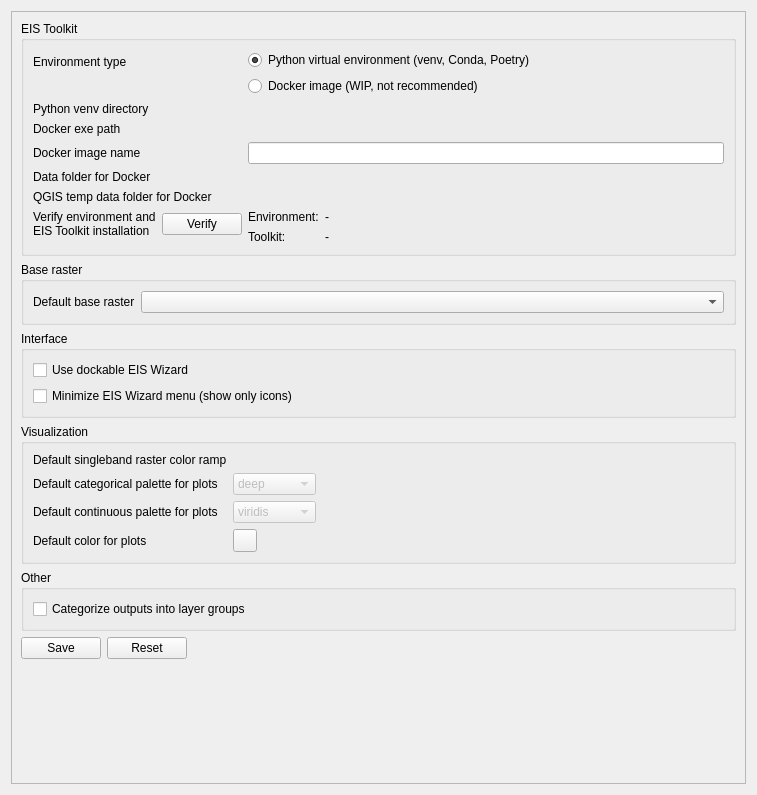
Qt form eis_qgis_plugin/resources/ui/wizard_settings.ui (GispoCoding/eis_qgis_plugin) before a commit.
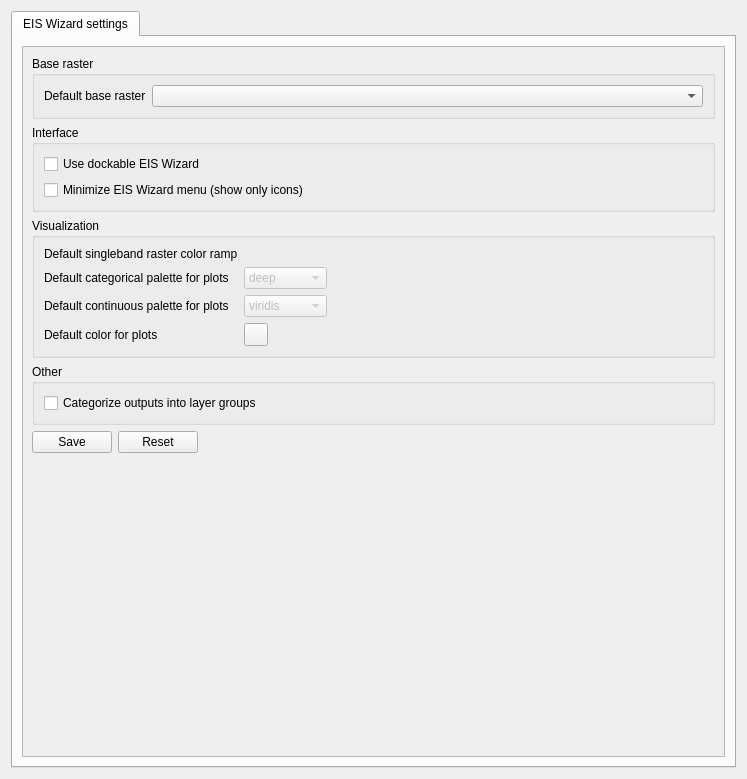
The same form after that commit. Custom widgets are drawn as their Qt base class.

Commit message: feat(wizard-settings): separate EIS Toolkit conf to it's own tab in Settings, redesign and extend UI

```diff
--- a/eis_qgis_plugin/resources/ui/wizard_settings.ui
+++ b/eis_qgis_plugin/resources/ui/wizard_settings.ui
@@ -6,8 +6,8 @@
    <rect>
     <x>0</x>
     <y>0</y>
-    <width>757</width>
-    <height>795</height>
+    <width>747</width>
+    <height>779</height>
    </rect>
   </property>
   <property name="windowTitle">
@@ -15,6 +15,16 @@
   </property>
   <layout class="QVBoxLayout" name="verticalLayout_3">
    <item>
+    <widget class="QTabWidget" name="settings_tabs">
+     <property name="currentIndex">
+      <number>0</number>
+     </property>
+     <widget class="QWidget" name="tab">
+      <attribute name="title">
+       <string>EIS Wizard settings</string>
+      </attribute>
+      <layout class="QVBoxLayout" name="verticalLayout">
+       <item>
     <widget class="QScrollArea" name="scrollArea">
      <property name="widgetResizable">
       <bool>true</bool>
@@ -24,196 +34,11 @@
        <rect>
         <x>0</x>
         <y>0</y>
-        <width>723</width>
-        <height>801</height>
+            <width>705</width>
+            <height>710</height>
        </rect>
       </property>
       <layout class="QVBoxLayout" name="verticalLayout_2">
-       <item>
-        <widget class="QGroupBox" name="groupBox">
-         <property name="font">
-          <font>
-           <weight>50</weight>
-           <bold>false</bold>
-          </font>
-         </property>
-         <property name="styleSheet">
-          <string notr="true"/>
-         </property>
-         <property name="title">
-          <string>EIS Toolkit</string>
-         </property>
-         <layout class="QFormLayout" name="formLayout_2">
-          <item row="0" column="0">
-           <widget class="QLabel" name="toolkit_env_type_label">
-            <property name="text">
-             <string>Environment type</string>
-            </property>
-           </widget>
-          </item>
-          <item row="0" column="1">
-           <layout class="QVBoxLayout" name="verticalLayout">
-            <item>
-             <widget class="QRadioButton" name="venv_selection">
-              <property name="text">
-               <string>Python virtual environment (venv, Conda, Poetry)</string>
-              </property>
-              <property name="checked">
-               <bool>true</bool>
-              </property>
-             </widget>
-            </item>
-            <item>
-             <widget class="QRadioButton" name="docker_selection">
-              <property name="text">
-               <string>Docker image (WIP, not recommended)</string>
-              </property>
-             </widget>
-            </item>
-           </layout>
-          </item>
-          <item row="1" column="0">
-           <widget class="QLabel" name="venv_directory_label">
-            <property name="text">
-             <string>Python venv directory</string>
-            </property>
-           </widget>
-          </item>
-          <item row="1" column="1">
-           <widget class="QgsFileWidget" name="venv_directory">
-            <property name="storageMode">
-             <enum>QgsFileWidget::GetDirectory</enum>
-            </property>
-           </widget>
-          </item>
-          <item row="3" column="0">
-           <widget class="QLabel" name="docker_image_name_label">
-            <property name="text">
-             <string>Docker image name</string>
-            </property>
-           </widget>
-          </item>
-          <item row="3" column="1">
-           <widget class="QLineEdit" name="docker_image_name"/>
-          </item>
-          <item row="6" column="0">
-           <layout class="QHBoxLayout" name="horizontalLayout_2">
-            <item>
-             <widget class="QLabel" name="toolkit_installation_validity_label">
-              <property name="sizePolicy">
-               <sizepolicy hsizetype="Preferred" vsizetype="Fixed">
-                <horstretch>0</horstretch>
-                <verstretch>0</verstretch>
-               </sizepolicy>
-              </property>
-              <property name="text">
-               <string>Verify environment and EIS Toolkit installation</string>
-              </property>
-              <property name="wordWrap">
-               <bool>true</bool>
-              </property>
-             </widget>
-            </item>
-            <item>
-             <widget class="QPushButton" name="check_for_toolkit_btn">
-              <property name="text">
-               <string>Verify</string>
-              </property>
-             </widget>
-            </item>
-           </layout>
-          </item>
-          <item row="6" column="1">
-           <layout class="QFormLayout" name="formLayout">
-            <item row="0" column="0">
-             <widget class="QLabel" name="label">
-              <property name="text">
-               <string>Environment:</string>
-              </property>
-             </widget>
-            </item>
-            <item row="0" column="1">
-             <widget class="QLabel" name="environment_validity_label">
-              <property name="minimumSize">
-               <size>
-                <width>100</width>
-                <height>0</height>
-               </size>
-              </property>
-              <property name="text">
-               <string>-</string>
-              </property>
-              <property name="wordWrap">
-               <bool>true</bool>
-              </property>
-             </widget>
-            </item>
-            <item row="1" column="0">
-             <widget class="QLabel" name="label_5">
-              <property name="text">
-               <string>Toolkit:</string>
-              </property>
-             </widget>
-            </item>
-            <item row="1" column="1">
-             <widget class="QLabel" name="toolkit_validity_label">
-              <property name="minimumSize">
-               <size>
-                <width>100</width>
-                <height>0</height>
-               </size>
-              </property>
-              <property name="text">
-               <string>-</string>
-              </property>
-              <property name="wordWrap">
-               <bool>true</bool>
-              </property>
-             </widget>
-            </item>
-           </layout>
-          </item>
-          <item row="2" column="0">
-           <widget class="QLabel" name="docker_path_label">
-            <property name="text">
-             <string>Docker exe path</string>
-            </property>
-           </widget>
-          </item>
-          <item row="2" column="1">
-           <widget class="QgsFileWidget" name="docker_path"/>
-          </item>
-          <item row="4" column="0">
-           <widget class="QLabel" name="docker_host_folder_label">
-            <property name="text">
-             <string>Data folder for Docker</string>
-            </property>
-           </widget>
-          </item>
-          <item row="4" column="1">
-           <widget class="QgsFileWidget" name="docker_host_folder">
-            <property name="storageMode">
-             <enum>QgsFileWidget::GetDirectory</enum>
-            </property>
-           </widget>
-          </item>
-          <item row="5" column="1">
-           <widget class="QgsFileWidget" name="docker_temp_folder">
-            <property name="storageMode">
-             <enum>QgsFileWidget::GetDirectory</enum>
-            </property>
-           </widget>
-          </item>
-          <item row="5" column="0">
-           <widget class="QLabel" name="docker_temp_folder_label">
-            <property name="text">
-             <string>QGIS temp data folder for Docker</string>
-            </property>
-           </widget>
-          </item>
-         </layout>
-        </widget>
-       </item>
        <item>
         <widget class="QGroupBox" name="groupBox_5">
          <property name="title">
@@ -531,18 +356,16 @@
    </item>
   </layout>
  </widget>
+    </widget>
+   </item>
+  </layout>
+ </widget>
  <customwidgets>
   <customwidget>
    <class>QgsColorButton</class>
    <extends>QToolButton</extends>
    <header>qgscolorbutton.h</header>
   </customwidget>
-  <customwidget>
-   <class>QgsFileWidget</class>
-   <extends>QWidget</extends>
-   <header>qgsfilewidget.h</header>
-   <container>1</container>
-  </customwidget>
   <customwidget>
    <class>QgsMapLayerComboBox</class>
    <extends>QComboBox</extends>
```
Lines whose indentation alone changed are shown as unchanged. The commit also changes 4 other files.
